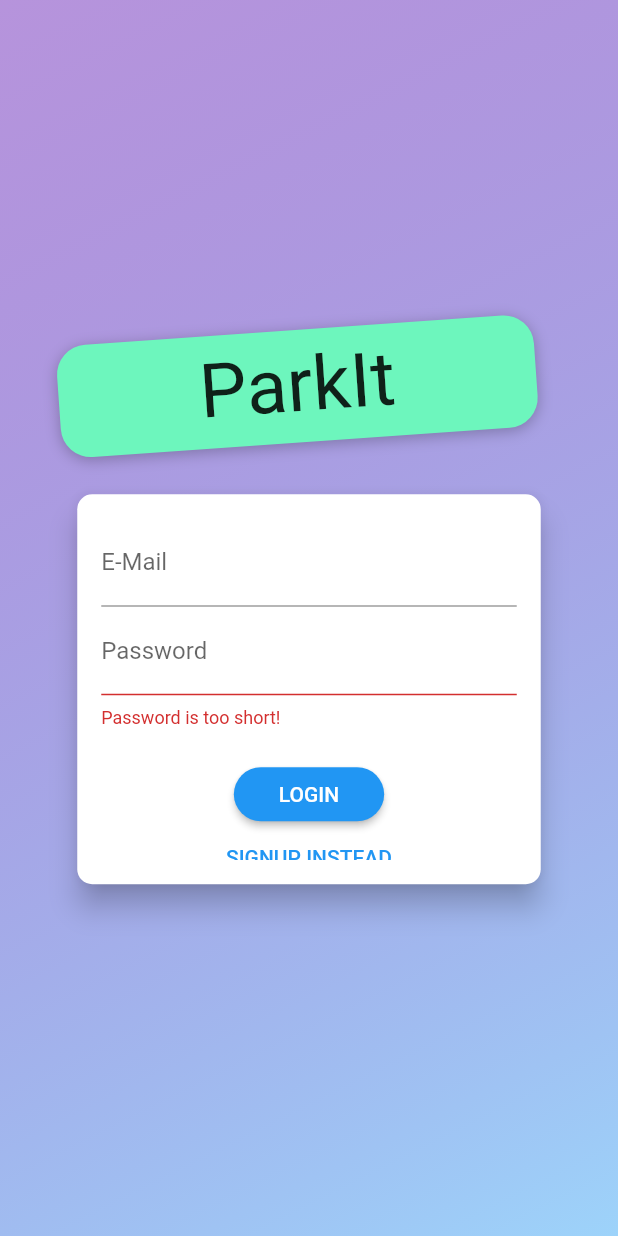
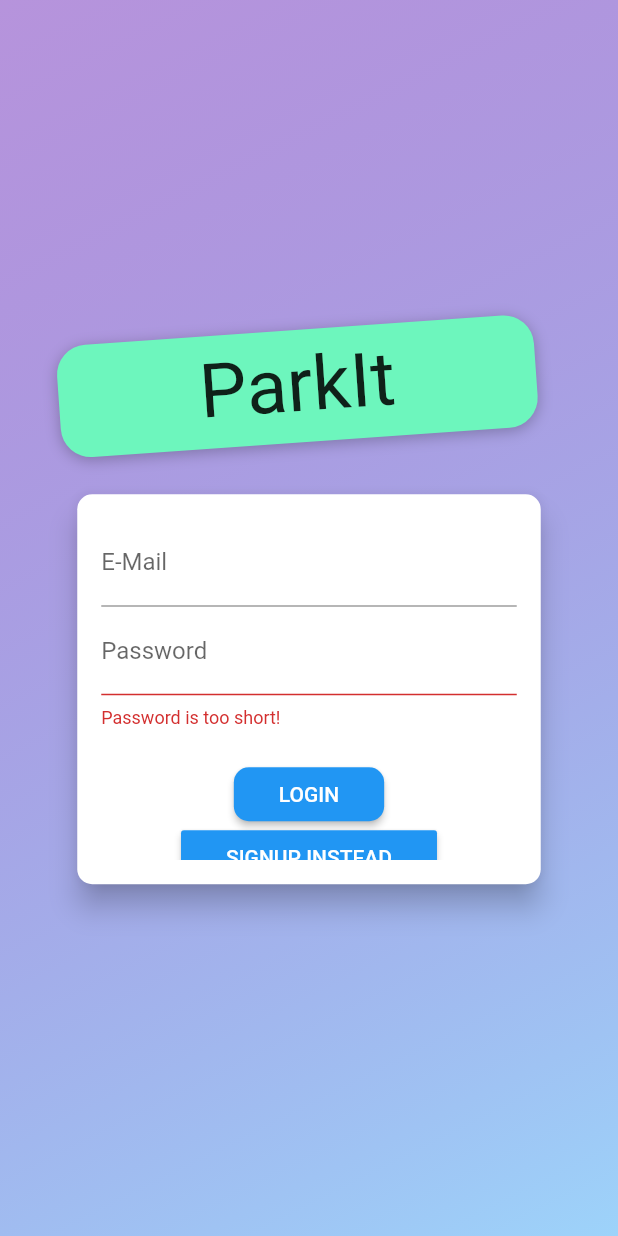
Before and after one commit to Project-Solana/solana_flutter_frontend, a Flutter app: the AuthScreen screen opened directly, after a tap on "LOGIN", on a phone screen of 412 x 824 dp. Run offline on Flutter 3.47's test engine with Material 2 defaults, Android fonts, the phone set to English and light mode, and no system bars; our stand-ins replace curved_navigation_bar, google_fonts; network calls fail; Roboto replaces fonts that are missing (Anton).

Commit message:
Change In depricated buttons

```diff
--- a/lib/authentication/auth_screen.dart
+++ b/lib/authentication/auth_screen.dart
@@ -21,17 +21,17 @@ class AuthScreen extends StatelessWidget {
             decoration: BoxDecoration(
               gradient: LinearGradient(
                 colors: [
-                  Color.fromARGB(255, 115, 46, 190).withOpacity(0.5),
-                  Color.fromARGB(255, 147, 207, 250).withOpacity(0.9),
+                  const Color.fromARGB(255, 115, 46, 190).withOpacity(0.5),
+                  const Color.fromARGB(255, 147, 207, 250).withOpacity(0.9),
                 ],
                 begin: Alignment.topLeft,
                 end: Alignment.bottomRight,
-                stops: [0, 1],
+                stops: const [0, 1],
               ),
             ),
           ),
           SingleChildScrollView(
-            child: Container(
+            child: SizedBox(
               height: deviceSize.height,
               width: deviceSize.width,
               child: Column(
@@ -40,16 +40,16 @@ class AuthScreen extends StatelessWidget {
                 children: <Widget>[
                   Flexible(
                     child: Container(
-                      margin: EdgeInsets.only(bottom: 20.0),
-                      padding:
-                          EdgeInsets.symmetric(vertical: 8.0, horizontal: 94.0),
+                      margin: const EdgeInsets.only(bottom: 20.0),
+                      padding: const EdgeInsets.symmetric(
+                          vertical: 8.0, horizontal: 94.0),
                       transform: Matrix4.rotationZ(-4 * pi / 180)
                         // ..translate(-10.0),
                         ..translate(-10.0),
                       decoration: BoxDecoration(
                         borderRadius: BorderRadius.circular(20),
-                        color: Color.fromARGB(255, 109, 246, 189),
-                        boxShadow: [
+                        color: const Color.fromARGB(255, 109, 246, 189),
+                        boxShadow: const [
                           BoxShadow(
                             blurRadius: 8,
                             color: Colors.black26,
@@ -57,7 +57,7 @@ class AuthScreen extends StatelessWidget {
                           )
                         ],
                       ),
-                      child: Text(
+                      child: const Text(
                         'ParkIt',
                         style: TextStyle(
                           // color: Theme.of(context).accentTextTheme.title.color,
@@ -70,7 +70,7 @@ class AuthScreen extends StatelessWidget {
                   ),
                   Flexible(
                     flex: deviceSize.width > 600 ? 2 : 1,
-                    child: AuthCard(),
+                    child: const AuthCard(),
                   ),
                 ],
               ),
@@ -94,7 +94,7 @@ class AuthCard extends StatefulWidget {
 class _AuthCardState extends State<AuthCard> {
   final GlobalKey<FormState> _formKey = GlobalKey();
   AuthMode _authMode = AuthMode.Login;
-  Map<String, String> _authData = {
+  final Map<String, String> _authData = {
     'name': '',
     'mobile_no': '',
     'email': '',
@@ -153,7 +153,7 @@ class _AuthCardState extends State<AuthCard> {
         constraints:
             BoxConstraints(minHeight: _authMode == AuthMode.Signup ? 390 : 260),
         width: deviceSize.width * 0.75,
-        padding: EdgeInsets.all(16.0),
+        padding: const EdgeInsets.all(16.0),
         child: Form(
           key: _formKey,
           child: SingleChildScrollView(
@@ -162,7 +162,7 @@ class _AuthCardState extends State<AuthCard> {
                 if (_authMode == AuthMode.Signup)
                   TextFormField(
                     enabled: _authMode == AuthMode.Signup,
-                    decoration: InputDecoration(labelText: 'Name'),
+                    decoration: const InputDecoration(labelText: 'Name'),
                     keyboardType: TextInputType.emailAddress,
                     validator: (value) {
                       if (value.isEmpty) {
@@ -178,7 +178,7 @@ class _AuthCardState extends State<AuthCard> {
                 if (_authMode == AuthMode.Signup)
                   TextFormField(
                     enabled: _authMode == AuthMode.Signup,
-                    decoration: InputDecoration(labelText: 'Mobile No.'),
+                    decoration: const InputDecoration(labelText: 'Mobile No.'),
                     keyboardType: TextInputType.emailAddress,
                     validator: _authMode == AuthMode.Signup
                         ? (value) {
@@ -192,7 +192,7 @@ class _AuthCardState extends State<AuthCard> {
                     },
                   ),
                 TextFormField(
-                  decoration: InputDecoration(labelText: 'E-Mail'),
+                  decoration: const InputDecoration(labelText: 'E-Mail'),
                   keyboardType: TextInputType.emailAddress,
                   validator: _authMode == AuthMode.Signup
                       ? (value) {
@@ -206,7 +206,7 @@ class _AuthCardState extends State<AuthCard> {
                   },
                 ),
                 TextFormField(
-                  decoration: InputDecoration(labelText: 'Password'),
+                  decoration: const InputDecoration(labelText: 'Password'),
                   obscureText: true,
                   controller: _passwordController,
                   validator: (value) {
@@ -221,7 +221,8 @@ class _AuthCardState extends State<AuthCard> {
                 if (_authMode == AuthMode.Signup)
                   TextFormField(
                     enabled: _authMode == AuthMode.Signup,
-                    decoration: InputDecoration(labelText: 'Confirm Password'),
+                    decoration:
+                        const InputDecoration(labelText: 'Confirm Password'),
                     obscureText: true,
                     validator: _authMode == AuthMode.Signup
                         ? (value) {
@@ -231,31 +232,42 @@ class _AuthCardState extends State<AuthCard> {
                           }
                         : null,
                   ),
-                SizedBox(
+                const SizedBox(
                   height: 20,
                 ),
                 if (_isLoading)
-                  CircularProgressIndicator()
+                  const CircularProgressIndicator()
                 else
-                  RaisedButton(
+                  ElevatedButton(
+                    style: ButtonStyle(
+                      backgroundColor: MaterialStateProperty.all(Colors.blue),
+                      foregroundColor: MaterialStateProperty.all(Colors.white),
+                      padding: MaterialStateProperty.all(
+                          EdgeInsets.symmetric(vertical: 8, horizontal: 30)),
+                      overlayColor: MaterialStateProperty.resolveWith<Color>(
+                          (Set<MaterialState> states) {
+                        if (states.contains(MaterialState.hovered))
+                          return Color.fromARGB(255, 5, 90, 174);
+                        return null; // Defer to the widget's default.
+                      }), //Overlay Color
+                      shape: MaterialStateProperty.all(
+                        RoundedRectangleBorder(
+                            borderRadius: BorderRadius.circular(10)),
+                      ), //shape
+                    ),
                     child:
                         Text(_authMode == AuthMode.Login ? 'LOGIN' : 'SIGN UP'),
                     onPressed: _submit,
-                    shape: RoundedRectangleBorder(
-                      borderRadius: BorderRadius.circular(30),
-                    ),
-                    padding:
-                        EdgeInsets.symmetric(horizontal: 30.0, vertical: 8.0),
-                    color: Theme.of(context).primaryColor,
-                    textColor: Theme.of(context).primaryTextTheme.button.color,
                   ),
-                FlatButton(
+                MaterialButton(
+                  color: Colors.blue,
+                  textColor: Colors.white,
+                  padding:
+                      const EdgeInsets.symmetric(horizontal: 30.0, vertical: 4),
+                  materialTapTargetSize: MaterialTapTargetSize.shrinkWrap,
                   child: Text(
                       '${_authMode == AuthMode.Login ? 'SIGNUP' : 'LOGIN'} INSTEAD'),
                   onPressed: _switchAuthMode,
-                  padding: EdgeInsets.symmetric(horizontal: 30.0, vertical: 4),
-                  materialTapTargetSize: MaterialTapTargetSize.shrinkWrap,
-                  textColor: Theme.of(context).primaryColor,
                 ),
               ],
             ),
```
Also changed, not shown: lib/screens/Settings/settings_screen.dart (+12 -6 lines), lib/screens/my_profile/edit_profile.dart (+24 -15 lines), pubspec.lock.
